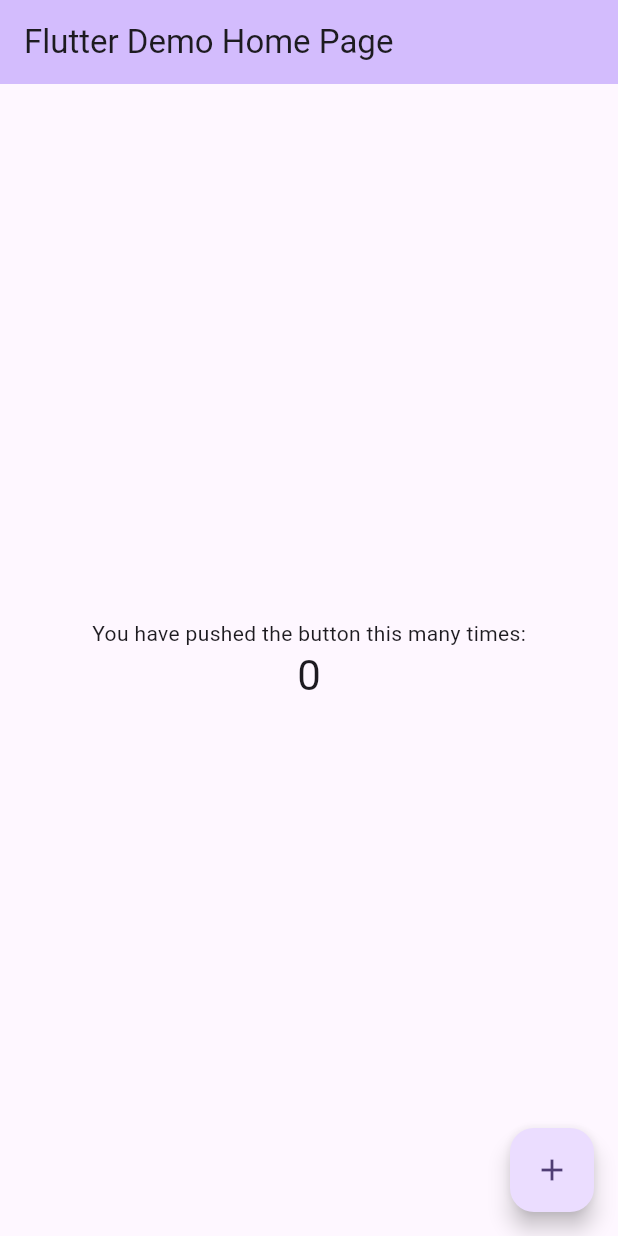
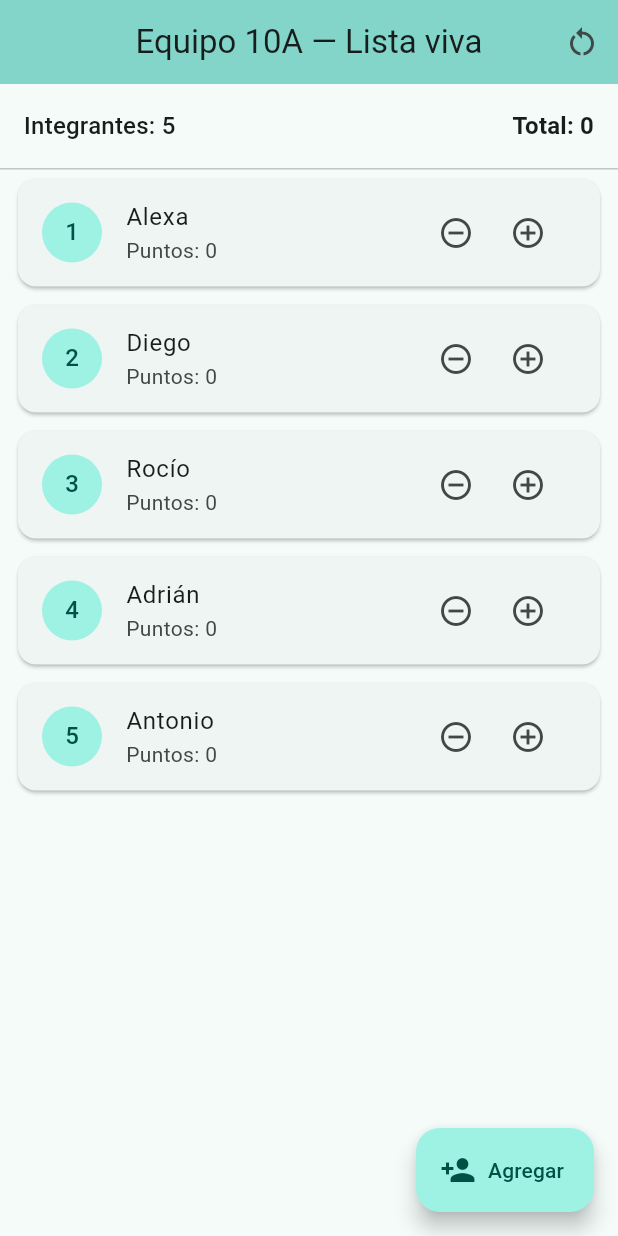
Before and after one commit to isaacOG145/isaac_ocampo_giles_segunda_app, a Flutter app: the screen it shows after launch, on a phone screen of 412 x 824 dp. Run offline on Flutter 3.47's test engine with Material 3 defaults, Android fonts, the phone set to English and light mode, and no system bars.

Commit message:
fear: list completed

```diff
--- a/lib/main.dart
+++ b/lib/main.dart
@@ -7,115 +7,138 @@ void main() {
 class MyApp extends StatelessWidget {
   const MyApp({super.key});
 
-  // This widget is the root of your application.
   @override
   Widget build(BuildContext context) {
     return MaterialApp(
-      title: 'Flutter Demo',
+      title: 'Lista viva DMI',
       theme: ThemeData(
-        // This is the theme of your application.
-        //
-        // TRY THIS: Try running your application with "flutter run". You'll see
-        // the application has a purple toolbar. Then, without quitting the app,
-        // try changing the seedColor in the colorScheme below to Colors.green
-        // and then invoke "hot reload" (save your changes or press the "hot
-        // reload" button in a Flutter-supported IDE, or press "r" if you used
-        // the command line to start the app).
-        //
-        // Notice that the counter didn't reset back to zero; the application
-        // state is not lost during the reload. To reset the state, use hot
-        // restart instead.
-        //
-        // This works for code too, not just values: Most code changes can be
-        // tested with just a hot reload.
-        colorScheme: .fromSeed(seedColor: Colors.deepPurple),
+        colorScheme: ColorScheme.fromSeed(seedColor: Colors.teal),
+        useMaterial3: true,
       ),
-      home: const MyHomePage(title: 'Flutter Demo Home Page'),
+      home: const ListaVivaPage(title: 'Equipo 10A — Lista viva'),
     );
   }
 }
 
-class MyHomePage extends StatefulWidget {
-  const MyHomePage({super.key, required this.title});
-
-  // This widget is the home page of your application. It is stateful, meaning
-  // that it has a State object (defined below) that contains fields that affect
-  // how it looks.
-
-  // This class is the configuration for the state. It holds the values (in this
-  // case the title) provided by the parent (in this case the App widget) and
-  // used by the build method of the State. Fields in a Widget subclass are
-  // always marked "final".
+class ListaVivaPage extends StatefulWidget {
+  const ListaVivaPage({super.key, required this.title});
 
   final String title;
 
   @override
-  State<MyHomePage> createState() => _MyHomePageState();
+  State<ListaVivaPage> createState() => _ListaVivaPageState();
 }
 
-class _MyHomePageState extends State<MyHomePage> {
-  int _counter = 0;
+class _ListaVivaPageState extends State<ListaVivaPage> {
+  final List<String> _nombres = ['Alexa', 'Diego', 'Rocío', 'Adrián', 'Antonio'];
+  final List<int> _puntos = [0, 0, 0, 0, 0];
 
-  void _incrementCounter() {
+  void _sumar(int index) {
     setState(() {
-      // This call to setState tells the Flutter framework that something has
-      // changed in this State, which causes it to rerun the build method below
-      // so that the display can reflect the updated values. If we changed
-      // _counter without calling setState(), then the build method would not be
-      // called again, and so nothing would appear to happen.
-      _counter++;
+      _puntos[index]++;
+    });
+  }
+
+  void _restar(int index) {
+    setState(() {
+      if (_puntos[index] > 0) {
+        _puntos[index]--;
+      }
+    });
+  }
+
+  void _agregar() {
+    setState(() {
+      _nombres.add('Integrante ${_nombres.length + 1}');
+      _puntos.add(0);
+    });
+  }
+
+  void _resetPuntos() {
+    setState(() {
+      for (var i = 0; i < _puntos.length; i++) {
+        _puntos[i] = 0;
+      }
     });
   }
 
   @override
   Widget build(BuildContext context) {
-    // This method is rerun every time setState is called, for instance as done
-    // by the _incrementCounter method above.
-    //
-    // The Flutter framework has been optimized to make rerunning build methods
-    // fast, so that you can just rebuild anything that needs updating rather
-    // than having to individually change instances of widgets.
+    final total = _puntos.fold<int>(0, (a, b) => a + b);
+
     return Scaffold(
       appBar: AppBar(
-        // TRY THIS: Try changing the color here to a specific color (to
-        // Colors.amber, perhaps?) and trigger a hot reload to see the AppBar
-        // change color while the other colors stay the same.
         backgroundColor: Theme.of(context).colorScheme.inversePrimary,
-        // Here we take the value from the MyHomePage object that was created by
-        // the App.build method, and use it to set our appbar title.
         title: Text(widget.title),
+        centerTitle: true,
+        actions: [
+          IconButton(
+            tooltip: 'Poner puntos en cero',
+            onPressed: _resetPuntos,
+            icon: const Icon(Icons.restart_alt),
+          ),
+        ],
       ),
-      body: Center(
-        // Center is a layout widget. It takes a single child and positions it
-        // in the middle of the parent.
-        child: Column(
-          // Column is also a layout widget. It takes a list of children and
-          // arranges them vertically. By default, it sizes itself to fit its
-          // children horizontally, and tries to be as tall as its parent.
-          //
-          // Column has various properties to control how it sizes itself and
-          // how it positions its children. Here we use mainAxisAlignment to
-          // center the children vertically; the main axis here is the vertical
-          // axis because Columns are vertical (the cross axis would be
-          // horizontal).
-          //
-          // TRY THIS: Invoke "debug painting" (choose the "Toggle Debug Paint"
-          // action in the IDE, or press "p" in the console), to see the
-          // wireframe for each widget.
-          mainAxisAlignment: .center,
-          children: [
-            const Text('You have pushed the button this many times:'),
-            Text(
-              '$_counter',
-              style: Theme.of(context).textTheme.headlineMedium,
+      body: Column(
+        children: [
+          Padding(
+            padding: const EdgeInsets.all(16),
+            child: Row(
+              children: [
+                Expanded(
+                  child: Text(
+                    'Integrantes: ${_nombres.length}',
+                    style: Theme.of(context).textTheme.titleMedium,
+                  ),
+                ),
+                Text(
+                  'Total: $total',
+                  style: Theme.of(context).textTheme.titleMedium?.copyWith(
+                    fontWeight: FontWeight.bold,
+                  ),
+                ),
+              ],
             ),
-          ],
-        ),
+          ),
+          const Divider(height: 1),
+          Expanded(
+            child: ListView.builder(
+              itemCount: _nombres.length,
+              itemBuilder: (context, index) {
+                return Card(
+                  margin: const EdgeInsets.symmetric(horizontal: 12, vertical: 6),
+                  child: ListTile(
+                    leading: CircleAvatar(
+                      child: Text('${index + 1}'),
+                    ),
+                    title: Text(_nombres[index]),
+                    subtitle: Text('Puntos: ${_puntos[index]}'),
+                    trailing: Row(
+                      mainAxisSize: MainAxisSize.min,
+                      children: [
+                        IconButton(
+                          tooltip: 'Restar',
+                          onPressed: () => _restar(index),
+                          icon: const Icon(Icons.remove_circle_outline),
+                        ),
+                        IconButton(
+                          tooltip: 'Sumar',
+                          onPressed: () => _sumar(index),
+                          icon: const Icon(Icons.add_circle_outline),
+                        ),
+                      ],
+                    ),
+                  ),
+                );
+              },
+            ),
+          ),
+        ],
       ),
-      floatingActionButton: FloatingActionButton(
-        onPressed: _incrementCounter,
-        tooltip: 'Increment',
-        child: const Icon(Icons.add),
+      floatingActionButton: FloatingActionButton.extended(
+        onPressed: _agregar,
+        icon: const Icon(Icons.person_add),
+        label: const Text('Agregar'),
       ),
     );
   }
```
Also changed, not shown: 1 other file.
